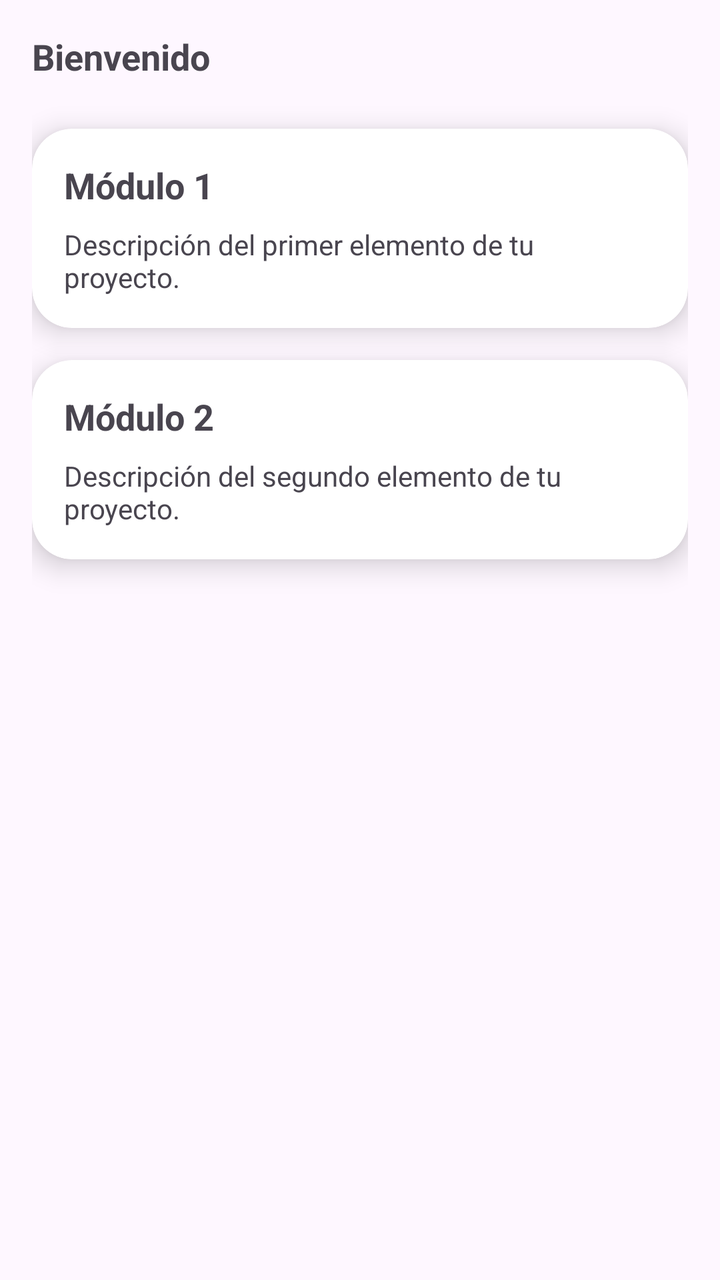
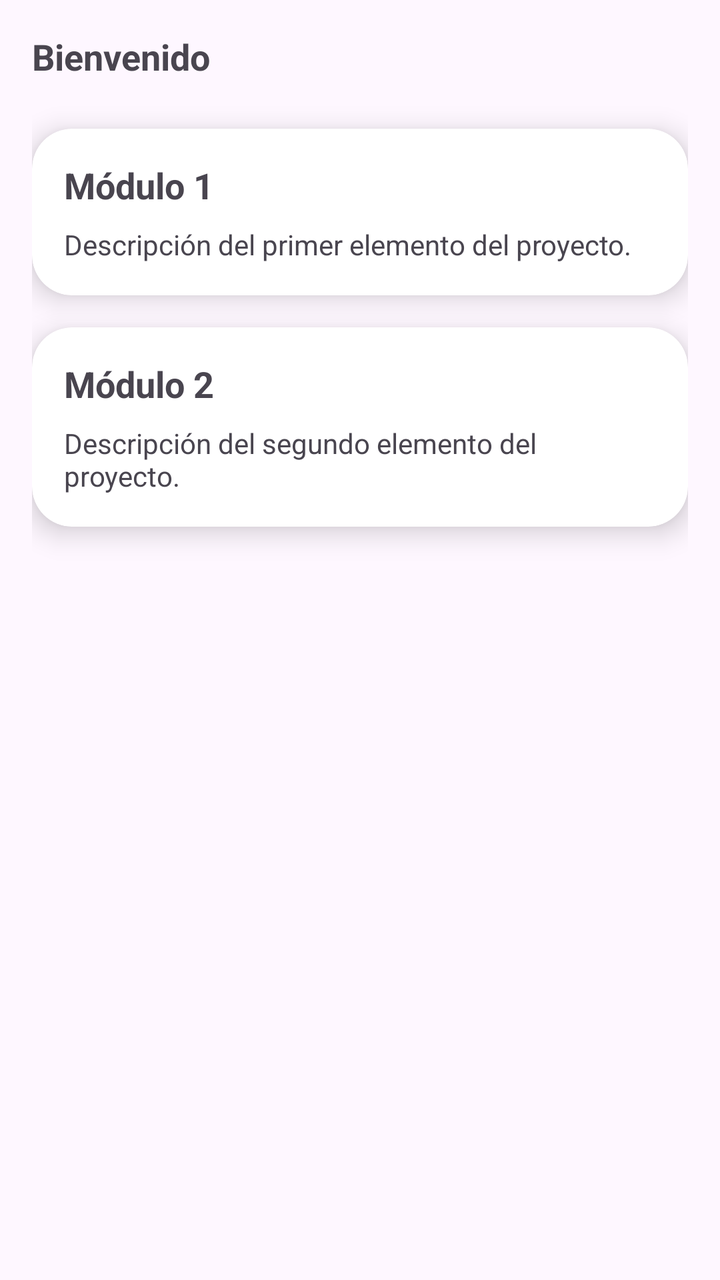

An Android layout rendered at two revisions. The XML below is the earlier revision; the diff shows what the commit changed to produce the second picture.
<!-- AndroidManifest.xml: application theme Theme.LoginYCardView -->
<!-- res/layout/activity_main.xml -->
<?xml version="1.0" encoding="utf-8"?>
<LinearLayout
    xmlns:android="http://schemas.android.com/apk/res/android"
    xmlns:app="http://schemas.android.com/apk/res-auto"
    xmlns:tools="http://schemas.android.com/tools"
    android:id="@+id/main"
    android:layout_width="match_parent"
    android:layout_height="match_parent"
    android:orientation="vertical"
    android:padding="16dp"
    tools:context=".PrincipalActivity">

    <TextView
        android:id="@+id/tvBienvenida"
        android:layout_width="match_parent"
        android:layout_height="wrap_content"
        android:textSize="18sp"
        android:textStyle="bold"
        android:layout_marginBottom="24dp"
        android:text="Bienvenido" />

    
    <androidx.cardview.widget.CardView
        android:layout_width="match_parent"
        android:layout_height="wrap_content"
        android:layout_marginBottom="16dp"
        app:cardCornerRadius="20dp"
        app:cardElevation="8dp">

        <LinearLayout
            android:layout_width="match_parent"
            android:layout_height="wrap_content"
            android:orientation="vertical"
            android:padding="16dp">
            <TextView
                android:layout_width="wrap_content"
                android:layout_height="wrap_content"
                android:text="Módulo 1"
                android:textSize="18sp"
                android:textStyle="bold"/>
            <TextView
                android:layout_width="wrap_content"
                android:layout_height="wrap_content"
                android:layout_marginTop="8dp"
                android:text="Descripción del primer elemento de tu proyecto."/>
        </LinearLayout>
    </androidx.cardview.widget.CardView>

    
    <androidx.cardview.widget.CardView
        android:layout_width="match_parent"
        android:layout_height="wrap_content"
        app:cardCornerRadius="20dp"
        app:cardElevation="8dp">

        <LinearLayout
            android:layout_width="match_parent"
            android:layout_height="wrap_content"
            android:orientation="vertical"
            android:padding="16dp">
            <TextView
                android:layout_width="wrap_content"
                android:layout_height="wrap_content"
                android:text="Módulo 2"
                android:textSize="18sp"
                android:textStyle="bold"/>
            <TextView
                android:layout_width="wrap_content"
                android:layout_height="wrap_content"
                android:layout_marginTop="8dp"
                android:text="Descripción del segundo elemento de tu proyecto."/>
        </LinearLayout>
    </androidx.cardview.widget.CardView>

</LinearLayout>
<!-- resources referenced by this layout -->
<resources>
  <style name="Theme.LoginYCardView" parent="Base.Theme.LoginYCardView" />
  <style name="Base.Theme.LoginYCardView" parent="Theme.Material3.DayNight.NoActionBar">
          
          
      </style>
</resources>

<!-- the commit's change to res/layout/activity_main.xml (unified diff, before → after) -->
@@ -19,7 +19,6 @@
         android:layout_marginBottom="24dp"
         android:text="Bienvenido" />
 
-    
     <androidx.cardview.widget.CardView
         android:layout_width="match_parent"
         android:layout_height="wrap_content"
@@ -42,11 +41,10 @@
                 android:layout_width="wrap_content"
                 android:layout_height="wrap_content"
                 android:layout_marginTop="8dp"
-                android:text="Descripción del primer elemento de tu proyecto."/>
+                android:text="Descripción del primer elemento del proyecto."/>
         </LinearLayout>
     </androidx.cardview.widget.CardView>
 
-    
     <androidx.cardview.widget.CardView
         android:layout_width="match_parent"
         android:layout_height="wrap_content"
@@ -68,7 +66,7 @@
                 android:layout_width="wrap_content"
                 android:layout_height="wrap_content"
                 android:layout_marginTop="8dp"
-                android:text="Descripción del segundo elemento de tu proyecto."/>
+                android:text="Descripción del segundo elemento del proyecto."/>
         </LinearLayout>
     </androidx.cardview.widget.CardView>
 
